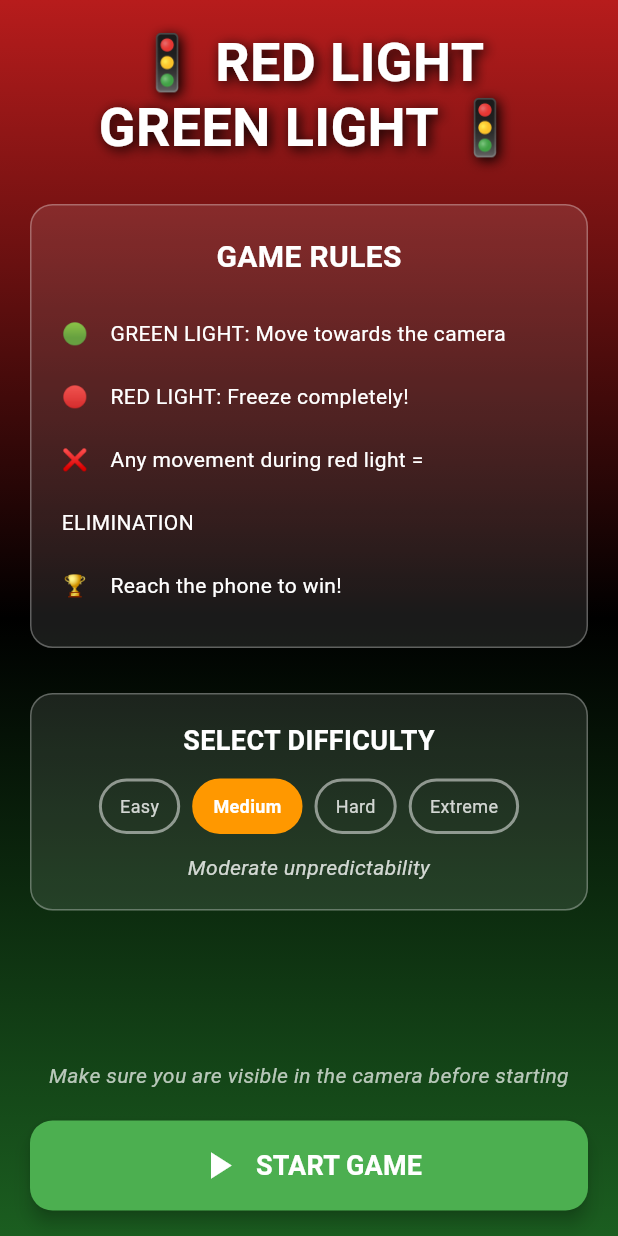
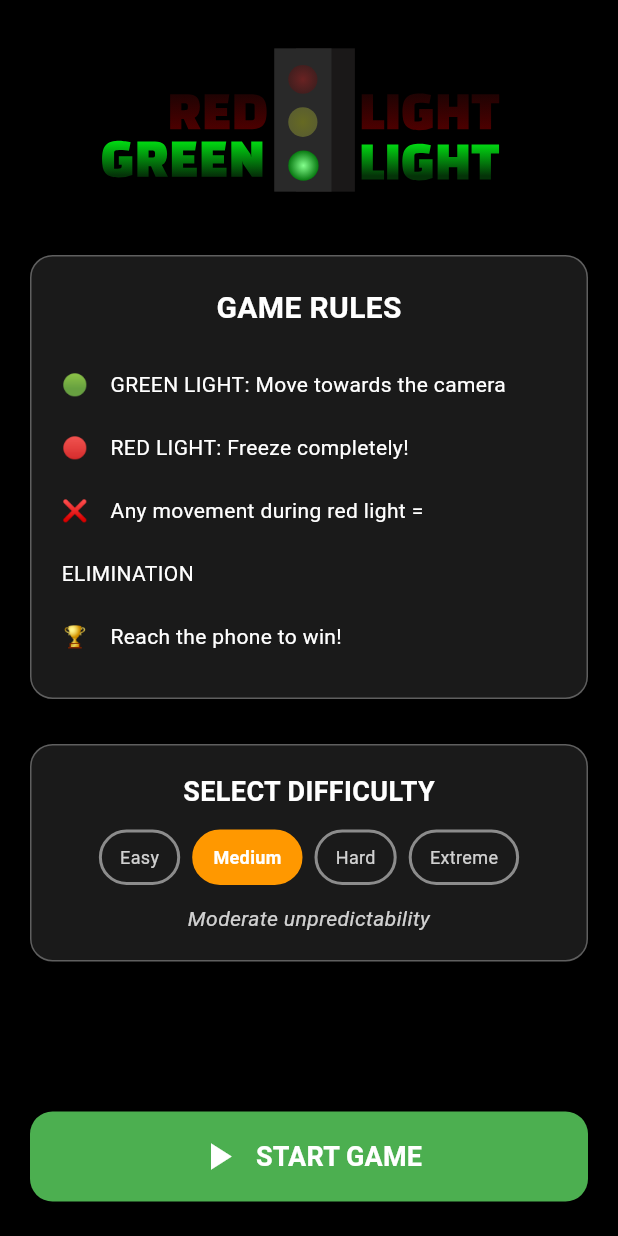
Before and after one commit to Luddestad/red_light_green_light, a Flutter app: the screen it shows after launch, after a tap on "Medium", on a phone screen of 412 x 824 dp. Run offline on Flutter 3.47's test engine with Material 3 defaults, Android fonts, the light colour scheme and no system bars; our stand-ins replace audioplayers, camera, flutter_svg, flutter_tts, permission_handler; missing offline and left inert: google_mlkit_pose_detection.

Commit message:
add animated logo

```diff
--- a/lib/features/game/controllers/game_controller.dart
+++ b/lib/features/game/controllers/game_controller.dart
@@ -323,7 +323,9 @@ class GameController extends ChangeNotifier {
     }
 
     // Auto-reduce countdown when player is stable (silent, no TTS)
-    if (isPlayerStable && countdownSeconds > 10 && !_hasReducedCountdownForStable) {
+    if (isPlayerStable &&
+        countdownSeconds > 10 &&
+        !_hasReducedCountdownForStable) {
       _hasReducedCountdownForStable = true;
       countdownSeconds = 10;
       notifyListeners();
--- a/lib/features/game/screens/start_screen.dart
+++ b/lib/features/game/screens/start_screen.dart
@@ -1,5 +1,6 @@
 import 'package:flutter/material.dart';
 import 'game_screen.dart';
+import '../widgets/animated_traffic_light_logo.dart';
 import '../controllers/game_controller.dart';
 import '../models/difficulty_settings.dart';
 import '../../../core/services/camera_service.dart';
@@ -42,37 +43,16 @@ class _StartScreenState extends State<StartScreen> {
       backgroundColor: Colors.black,
       body: Container(
         height: double.infinity,
-        decoration: BoxDecoration(
-          gradient: LinearGradient(
-            begin: Alignment.topCenter,
-            end: Alignment.bottomCenter,
-            colors: [Colors.red.shade900, Colors.black, Colors.green.shade900],
-          ),
-        ),
+        width: double.infinity,
+        decoration: BoxDecoration(),
         child: SafeArea(
           child: SingleChildScrollView(
             child: Padding(
               padding: const EdgeInsets.all(20),
               child: Column(
                 children: [
-                  // Game title
-                  const Text(
-                    '🚦 RED LIGHT\nGREEN LIGHT 🚦',
-                    style: TextStyle(
-                      color: Colors.white,
-                      fontSize: 36,
-                      fontWeight: FontWeight.bold,
-                      height: 1.2,
-                      shadows: [
-                        Shadow(
-                          color: Colors.black,
-                          blurRadius: 10,
-                          offset: Offset(2, 2),
-                        ),
-                      ],
-                    ),
-                    textAlign: TextAlign.center,
-                  ),
+                  // Logo
+                  const AnimatedTrafficLightLogo(height: 120),
 
                   const SizedBox(height: 30),
 
@@ -166,22 +146,9 @@ class _StartScreenState extends State<StartScreen> {
 
                   const SizedBox(height: 100),
 
-                  // Info text
-                  Text(
-                    'Make sure you are visible in the camera before starting',
-                    style: TextStyle(
-                      color: Colors.white.withValues(alpha: 0.7),
-                      fontSize: 14,
-                      fontStyle: FontStyle.italic,
-                    ),
-                    textAlign: TextAlign.center,
-                  ),
-
-                  const SizedBox(height: 20),
-
                   // Start game button
                   SizedBox(
-                    width: double.infinity,
+                    width: 375,
                     height: 60,
                     child: ElevatedButton(
                       onPressed: _startGame,
--- /dev/null
+++ b/lib/features/game/widgets/animated_traffic_light_logo.dart
@@ -0,0 +1,80 @@
+import 'dart:async';
+
+import 'package:flutter/material.dart';
+import 'package:flutter_svg/flutter_svg.dart';
+
+enum _LogoPhase { green, yellow, red }
+
+class AnimatedTrafficLightLogo extends StatefulWidget {
+  final double height;
+  final Duration durationGreenRed;
+  final Duration durationYellow;
+
+  const AnimatedTrafficLightLogo({
+    super.key,
+    this.height = 120,
+    this.durationGreenRed = const Duration(milliseconds: 1500),
+    this.durationYellow = const Duration(milliseconds: 500),
+  });
+
+  @override
+  State<AnimatedTrafficLightLogo> createState() =>
+      _AnimatedTrafficLightLogoState();
+}
+
+class _AnimatedTrafficLightLogoState extends State<AnimatedTrafficLightLogo> {
+  static const String _assetRed = 'assets/images/icons/Logo_red.svg';
+  static const String _assetGreen = 'assets/images/icons/Logo_green.svg';
+  static const String _assetYellow = 'assets/images/icons/Logo_yellow.svg';
+
+  Timer? _timer;
+  _LogoPhase _phase = _LogoPhase.red;
+
+  @override
+  void initState() {
+    super.initState();
+    _scheduleNext(widget.durationGreenRed);
+  }
+
+  void _scheduleNext(Duration duration) {
+    _timer?.cancel();
+    _timer = Timer(duration, _onTick);
+  }
+
+  void _onTick() {
+    if (!mounted) return;
+    setState(() {
+      switch (_phase) {
+        case _LogoPhase.red:
+          _phase = _LogoPhase.yellow;
+          _scheduleNext(widget.durationYellow);
+          break;
+        case _LogoPhase.yellow:
+          _phase = _LogoPhase.green;
+          _scheduleNext(widget.durationGreenRed);
+          break;
+        case _LogoPhase.green:
+          _phase = _LogoPhase.red;
+          _scheduleNext(widget.durationGreenRed);
+          break;
+      }
+    });
+  }
+
+  @override
+  void dispose() {
+    _timer?.cancel();
+    _timer = null;
+    super.dispose();
+  }
+
+  @override
+  Widget build(BuildContext context) {
+    final asset = switch (_phase) {
+      _LogoPhase.green => _assetGreen,
+      _LogoPhase.yellow => _assetYellow,
+      _LogoPhase.red => _assetRed,
+    };
+    return SvgPicture.asset(asset, height: widget.height, fit: BoxFit.contain);
+  }
+}
--- a/pubspec.yaml
+++ b/pubspec.yaml
@@ -46,6 +46,7 @@ dependencies:
   # Utilities
   permission_handler: ^11.2.0
   path_provider: ^2.1.2
+  flutter_svg: ^2.0.10+1
 
 dev_dependencies:
   flutter_test:
@@ -72,6 +73,7 @@ flutter:
   # Assets for the Red Light Green Light game
   assets:
     - assets/sounds/
+    - assets/images/icons/
 
   # An image asset can refer to one or more resolution-specific "variants", see
   # https://flutter.dev/to/resolution-aware-images
```
Also changed, not shown: assets/images/icons/Logo.svg (added), assets/images/icons/Logo_green.svg (added), assets/images/icons/Logo_red.svg (added), assets/images/icons/Logo_yellow.svg (added), pubspec.lock.
